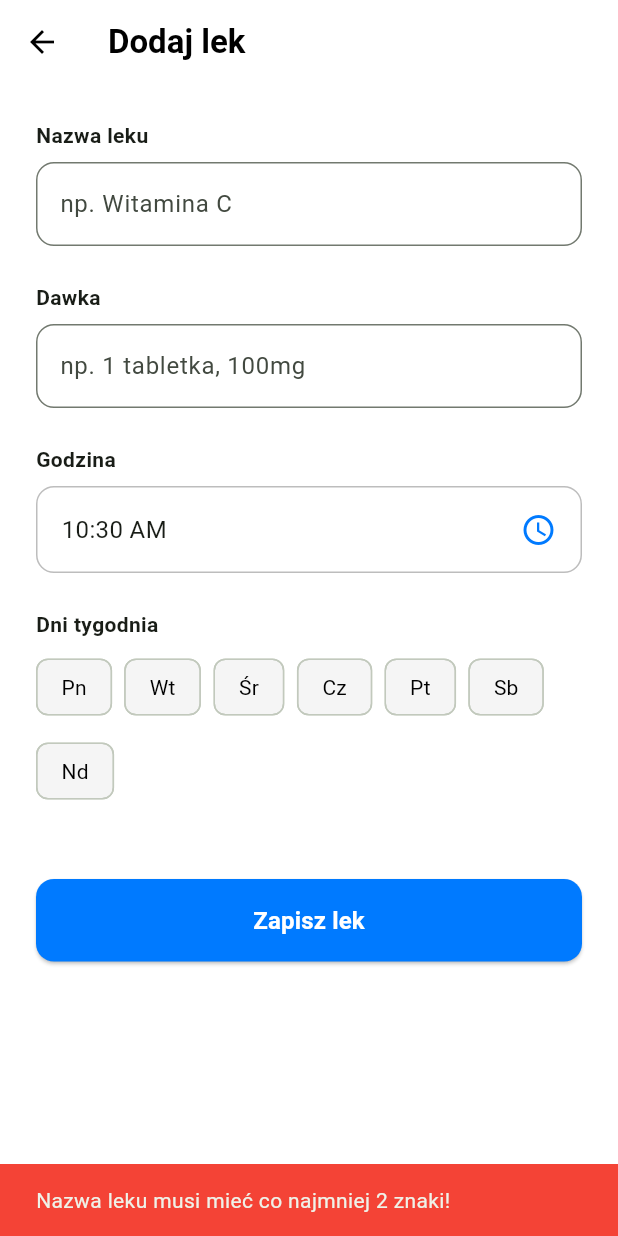
After one commit to MATPOK/PILL4U, a Flutter app: the AddMedicationScreen screen opened directly, after a tap on "Zapisz lek", on a phone screen of 412 x 824 dp. The commit adds this screen. Run offline on Flutter 3.47's test engine with Material 3 defaults, Android fonts, the phone set to English and light mode, and no system bars; our stand-ins replace shared_preferences; accounts and stored records are empty.

Commit message:
Dodanie UI formularza rejestracji leku z wyborem godziny i dni

```diff
--- /dev/null
+++ b/frontend/lib/screens/add_medication_screen.dart
@@ -0,0 +1,191 @@
+import 'package:flutter/material.dart';
+
+class AddMedicationScreen extends StatefulWidget {
+  const AddMedicationScreen({super.key});
+
+  @override
+  State<AddMedicationScreen> createState() => _AddMedicationScreenState();
+}
+
+class _AddMedicationScreenState extends State<AddMedicationScreen> {
+  final TextEditingController _nameController = TextEditingController();
+  final TextEditingController _dosageController = TextEditingController();
+  TimeOfDay _selectedTime = TimeOfDay.now();
+
+  final List<String> _days = ['Pn', 'Wt', 'Śr', 'Cz', 'Pt', 'Sb', 'Nd'];
+  final Set<String> _selectedDays = {};
+  bool isLoading = false;
+
+  Future<void> _selectTime(BuildContext context) async {
+    final TimeOfDay? picked = await showTimePicker(
+      context: context,
+      initialTime: _selectedTime,
+    );
+    if (picked != null) {
+      setState(() {
+        _selectedTime = picked;
+      });
+    }
+  }
+
+  void _showError(String message) {
+    if (!mounted) return;
+    ScaffoldMessenger.of(context).showSnackBar(
+      SnackBar(content: Text(message), backgroundColor: Colors.red),
+    );
+  }
+
+  void _submit() {
+    // --- WALIDACJA FORMULARZA ---
+    final name = _nameController.text.trim();
+    final dosage = _dosageController.text.trim();
+
+    if (name.length < 2) {
+      _showError('Nazwa leku musi mieć co najmniej 2 znaki!');
+      return;
+    }
+
+    // Sprawdza, czy dawka zawiera chociaż jedną cyfrę
+    if (!RegExp(r'\d').hasMatch(dosage)) {
+      _showError('Dawka musi zawierać konkretną wartość liczbową (np. 1 tabletka, 100mg)!');
+      return;
+    }
+
+    if (_selectedDays.isEmpty) {
+      _showError('Wybierz przynajmniej jeden dzień w tygodniu!');
+      return;
+    }
+
+    setState(() { isLoading = true; });
+
+    // Symulacja wysyłania (do podmiany w Commicie 2)
+    Future.delayed(const Duration(seconds: 1), () {
+      if (mounted) {
+        setState(() { isLoading = false; });
+        ScaffoldMessenger.of(context).showSnackBar(
+          const SnackBar(content: Text('Formularz prawidłowy!'), backgroundColor: Colors.green),
+        );
+        Navigator.pop(context);
+      }
+    });
+  }
+
+  @override
+  void dispose() {
+    _nameController.dispose();
+    _dosageController.dispose();
+    super.dispose();
+  }
+
+  @override
+  Widget build(BuildContext context) {
+    return Scaffold(
+      backgroundColor: Colors.white,
+      appBar: AppBar(
+        backgroundColor: Colors.white,
+        elevation: 0,
+        iconTheme: const IconThemeData(color: Colors.black),
+        title: const Text('Dodaj lek', style: TextStyle(color: Colors.black, fontWeight: FontWeight.bold)),
+      ),
+      body: SafeArea(
+        child: SingleChildScrollView(
+          padding: const EdgeInsets.all(24.0),
+          child: Column(
+            crossAxisAlignment: CrossAxisAlignment.start,
+            children: [
+              const Text('Nazwa leku', style: TextStyle(fontWeight: FontWeight.bold, fontSize: 14)),
+              const SizedBox(height: 8),
+              TextField(
+                controller: _nameController,
+                decoration: InputDecoration(
+                  hintText: 'np. Witamina C',
+                  border: OutlineInputBorder(borderRadius: BorderRadius.circular(12)),
+                ),
+              ),
+              const SizedBox(height: 24),
+              const Text('Dawka', style: TextStyle(fontWeight: FontWeight.bold, fontSize: 14)),
+              const SizedBox(height: 8),
+              TextField(
+                controller: _dosageController,
+                decoration: InputDecoration(
+                  hintText: 'np. 1 tabletka, 100mg',
+                  border: OutlineInputBorder(borderRadius: BorderRadius.circular(12)),
+                ),
+              ),
+              const SizedBox(height: 24),
+              const Text('Godzina', style: TextStyle(fontWeight: FontWeight.bold, fontSize: 14)),
+              const SizedBox(height: 8),
+              InkWell(
+                onTap: () => _selectTime(context),
+                borderRadius: BorderRadius.circular(12),
+                child: Container(
+                  padding: const EdgeInsets.symmetric(horizontal: 16, vertical: 16),
+                  decoration: BoxDecoration(
+                    border: Border.all(color: Colors.grey.shade400),
+                    borderRadius: BorderRadius.circular(12),
+                  ),
+                  child: Row(
+                    mainAxisAlignment: MainAxisAlignment.spaceBetween,
+                    children: [
+                      Text(
+                        _selectedTime.format(context),
+                        style: const TextStyle(fontSize: 16),
+                      ),
+                      const Icon(Icons.access_time, color: Color(0xFF007AFF)),
+                    ],
+                  ),
+                ),
+              ),
+              const SizedBox(height: 24),
+              const Text('Dni tygodnia', style: TextStyle(fontWeight: FontWeight.bold, fontSize: 14)),
+              const SizedBox(height: 8),
+              Wrap(
+                spacing: 8.0,
+                runSpacing: 8.0,
+                children: _days.map((day) {
+                  final isSelected = _selectedDays.contains(day);
+                  return FilterChip(
+                    label: Text(day),
+                    selected: isSelected,
+                    onSelected: (selected) {
+                      setState(() {
+                        if (selected) {
+                          _selectedDays.add(day);
+                        } else {
+                          _selectedDays.remove(day);
+                        }
+                      });
+                    },
+                    selectedColor: const Color(0xFFE9FBF0),
+                    checkmarkColor: const Color(0xFF34C759),
+                    backgroundColor: Colors.grey.shade100,
+                    labelStyle: TextStyle(
+                      color: isSelected ? const Color(0xFF34C759) : Colors.black,
+                      fontWeight: isSelected ? FontWeight.bold : FontWeight.normal,
+                    ),
+                  );
+                }).toList(),
+              ),
+              const SizedBox(height: 48),
+              SizedBox(
+                width: double.infinity,
+                child: ElevatedButton(
+                  onPressed: isLoading ? null : _submit,
+                  style: ElevatedButton.styleFrom(
+                    backgroundColor: const Color(0xFF007AFF),
+                    foregroundColor: Colors.white,
+                    padding: const EdgeInsets.symmetric(vertical: 16),
+                    shape: RoundedRectangleBorder(borderRadius: BorderRadius.circular(12)),
+                  ),
+                  child: isLoading
+                      ? const SizedBox(height: 20, width: 20, child: CircularProgressIndicator(color: Colors.white, strokeWidth: 2))
+                      : const Text('Zapisz lek', style: TextStyle(fontSize: 16, fontWeight: FontWeight.bold)),
+                ),
+              ),
+            ],
+          ),
+        ),
+      ),
+    );
+  }
+}
--- a/frontend/lib/screens/dashboard_screen.dart
+++ b/frontend/lib/screens/dashboard_screen.dart
@@ -2,6 +2,7 @@ import 'dart:convert';
 import 'package:flutter/material.dart';
 import 'package:http/http.dart' as http;
 import 'package:shared_preferences/shared_preferences.dart';
+import 'add_medication_screen.dart';
 
 class DashboardScreen extends StatefulWidget {
   const DashboardScreen({super.key});
@@ -302,7 +303,16 @@ class _DashboardScreenState extends State<DashboardScreen> {
           selectedLabelStyle: const TextStyle(fontWeight: FontWeight.bold, fontSize: 12),
           unselectedLabelStyle: const TextStyle(fontSize: 12),
           onTap: (index) {
-            setState(() => _selectedIndex = index);
+            if (index == 2) {
+              Navigator.push(
+                context,
+                MaterialPageRoute(builder: (context) => const AddMedicationScreen()),
+              ).then((_) {
+                _fetchData();
+              });
+            } else {
+              setState(() => _selectedIndex = index);
+            }
           },
           items: const [
             BottomNavigationBarItem(icon: Icon(Icons.calendar_today, size: 28), label: 'Dziś'),
```
